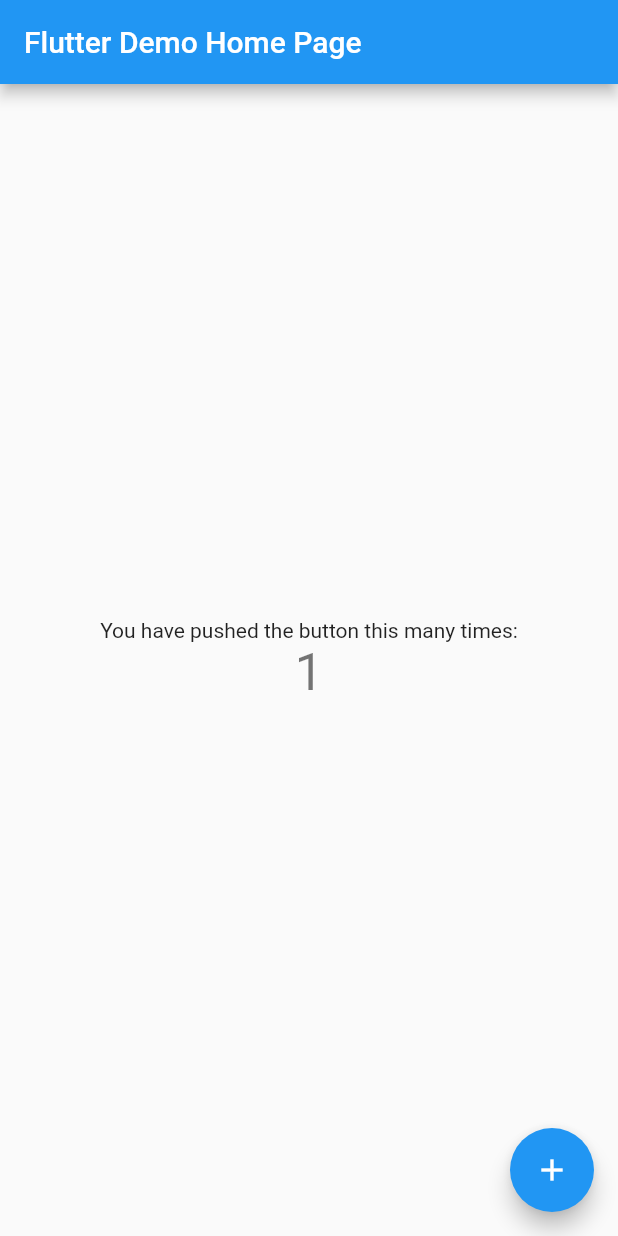
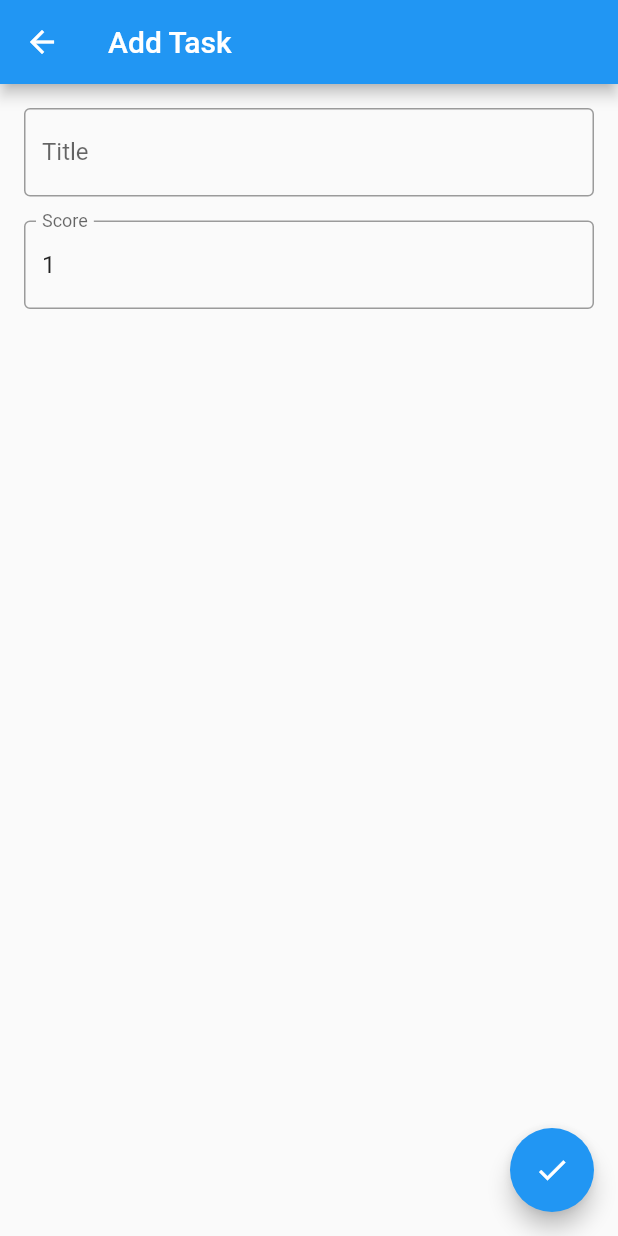
Before and after one commit to jimmy0251/score-more-flutter-multiplatform, a Flutter app: the screen it shows after launch, after a tap on the "add" icon, on a phone screen of 412 x 824 dp. Run offline on Flutter 3.47's test engine with Material 2 defaults, Android fonts, the phone set to English and light mode, and no system bars; missing offline and left inert: dart:ffi.

Commit message:
Add task details in list and allow setting score

```diff
--- /dev/null
+++ b/lib/data/task.dart
@@ -0,0 +1,9 @@
+class Task {
+  final String id;
+  final String title;
+  final int score;
+  final bool isComplete;
+
+  Task(this.id, this.title, this.score, this.isComplete);
+
+}
--- /dev/null
+++ b/lib/data/task_repository.dart
@@ -0,0 +1,52 @@
+
+import 'dart:ffi';
+
+import 'package:score_more/data/task.dart';
+
+class TaskRepository {
+  static final TaskRepository INSTANCE = TaskRepository();
+
+  List<Task> tasks = [];
+
+  Future<List<Task>> getTasks() {
+    return Future.value(tasks);
+  }
+
+  Future<bool> addTask(Task task) {
+    tasks.insert(0, task);
+    sortTasks();
+    return Future.value(true);
+  }
+
+  Future<bool> removeTask(Task task) {
+    tasks.remove(task);
+    sortTasks();
+    return Future.value(true);
+  }
+
+  Future<bool> updateTask(Task task) {
+    final index = tasks.indexWhere((element) => element.id == task.id);
+    if(index != -1) {
+      tasks[index] = task;
+    }
+    sortTasks();
+    return Future.value(true);
+  }
+
+  void sortTasks() {
+    tasks.sort((a, b) {
+      if(a.isComplete == b.isComplete) {
+        return 0;
+      }
+
+      if(a.isComplete) {
+        return 1;
+      }
+      if(b.isComplete) {
+        return -1;
+      }
+     return 0;
+    });
+  }
+
+}
--- a/lib/main.dart
+++ b/lib/main.dart
@@ -1,4 +1,5 @@
 import 'package:flutter/material.dart';
+import 'package:score_more/ui/task_list_page.dart';
 
 void main() {
   runApp(const MyApp());
@@ -13,103 +14,9 @@
     return MaterialApp(
       title: 'Flutter Demo',
       theme: ThemeData(
-        // This is the theme of your application.
-        //
-        // Try running your application with "flutter run". You'll see the
-        // application has a blue toolbar. Then, without quitting the app, try
-        // changing the primarySwatch below to Colors.green and then invoke
-        // "hot reload" (press "r" in the console where you ran "flutter run",
-        // or simply save your changes to "hot reload" in a Flutter IDE).
-        // Notice that the counter didn't reset back to zero; the application
-        // is not restarted.
         primarySwatch: Colors.blue,
       ),
-      home: const MyHomePage(title: 'Flutter Demo Home Page'),
+      home: TaskListPage(),
     );
   }
 }
-
-class MyHomePage extends StatefulWidget {
-  const MyHomePage({Key? key, required this.title}) : super(key: key);
-
-  // This widget is the home page of your application. It is stateful, meaning
-  // that it has a State object (defined below) that contains fields that affect
-  // how it looks.
-
-  // This class is the configuration for the state. It holds the values (in this
-  // case the title) provided by the parent (in this case the App widget) and
-  // used by the build method of the State. Fields in a Widget subclass are
-  // always marked "final".
-
-  final String title;
-
-  @override
-  State<MyHomePage> createState() => _MyHomePageState();
-}
-
-class _MyHomePageState extends State<MyHomePage> {
-  int _counter = 0;
-
-  void _incrementCounter() {
-    setState(() {
-      // This call to setState tells the Flutter framework that something has
-      // changed in this State, which causes it to rerun the build method below
-      // so that the display can reflect the updated values. If we changed
-      // _counter without calling setState(), then the build method would not be
-      // called again, and so nothing would appear to happen.
-      _counter++;
-    });
-  }
-
-  @override
-  Widget build(BuildContext context) {
-    // This method is rerun every time setState is called, for instance as done
-    // by the _incrementCounter method above.
-    //
-    // The Flutter framework has been optimized to make rerunning build methods
-    // fast, so that you can just rebuild anything that needs updating rather
-    // than having to individually change instances of widgets.
-    return Scaffold(
-      appBar: AppBar(
-        // Here we take the value from the MyHomePage object that was created by
-        // the App.build method, and use it to set our appbar title.
-        title: Text(widget.title),
-      ),
-      body: Center(
-        // Center is a layout widget. It takes a single child and positions it
-        // in the middle of the parent.
-        child: Column(
-          // Column is also a layout widget. It takes a list of children and
-          // arranges them vertically. By default, it sizes itself to fit its
-          // children horizontally, and tries to be as tall as its parent.
-          //
-          // Invoke "debug painting" (press "p" in the console, choose the
-          // "Toggle Debug Paint" action from the Flutter Inspector in Android
-          // Studio, or the "Toggle Debug Paint" command in Visual Studio Code)
-          // to see the wireframe for each widget.
-          //
-          // Column has various properties to control how it sizes itself and
-          // how it positions its children. Here we use mainAxisAlignment to
-          // center the children vertically; the main axis here is the vertical
-          // axis because Columns are vertical (the cross axis would be
-          // horizontal).
-          mainAxisAlignment: MainAxisAlignment.center,
-          children: <Widget>[
-            const Text(
-              'You have pushed the button this many times:',
-            ),
-            Text(
-              '$_counter',
-              style: Theme.of(context).textTheme.headline4,
-            ),
-          ],
-        ),
-      ),
-      floatingActionButton: FloatingActionButton(
-        onPressed: _incrementCounter,
-        tooltip: 'Increment',
-        child: const Icon(Icons.add),
-      ), // This trailing comma makes auto-formatting nicer for build methods.
-    );
-  }
-}
--- /dev/null
+++ b/lib/ui/add_task_page.dart
@@ -0,0 +1,80 @@
+import 'package:flutter/material.dart';
+import 'package:flutter/services.dart';
+import 'package:score_more/data/task.dart';
+import 'package:score_more/data/task_repository.dart';
+import 'package:uuid/uuid.dart';
+
+class AddTaskPage extends StatefulWidget {
+  @override
+  State<AddTaskPage> createState() => _AddTaskState();
+}
+
+class _AddTaskState extends State<AddTaskPage> {
+  final titleController = TextEditingController();
+  final scoreController = TextEditingController(text: "1");
+
+  Uuid uuid = const Uuid();
+
+  @override
+  void initState() {
+    super.initState();
+  }
+
+  void addTask() async {
+    final success = await TaskRepository.INSTANCE.addTask(Task(
+        uuid.v4(),
+        titleController.text,
+        num.tryParse(scoreController.text)?.toInt() ?? 1,
+        false));
+    setState(() {
+      if (success) {
+        Navigator.pop(context);
+      }
+    });
+  }
+
+  @override
+  Widget build(BuildContext context) {
+    return Scaffold(
+      appBar: AppBar(
+        title: Text("Add Task"),
+      ),
+      body: Container(
+        padding: EdgeInsets.all(16),
+        child: Column(
+          children: [
+            TextField(
+              controller: titleController,
+              decoration: InputDecoration(
+                labelText: "Title",
+                border: OutlineInputBorder(),
+                hintText: 'Enter todo item',
+              ),
+            ),
+            Padding(
+              padding: const EdgeInsets.only(top: 16),
+              child: TextFormField(
+                  controller: scoreController,
+                  keyboardType: TextInputType.number,
+                  inputFormatters: <TextInputFormatter>[
+                    FilteringTextInputFormatter.allow(RegExp(r'[0-9]')),
+                  ],
+                  decoration: const InputDecoration(
+                    border: OutlineInputBorder(),
+                    labelText: "Score",
+                    hintText: "Score",
+                  )),
+            )
+          ],
+        ),
+      ),
+      floatingActionButton: FloatingActionButton(
+        onPressed: () {
+          addTask();
+        },
+        tooltip: 'Add',
+        child: const Icon(Icons.check),
+      ), // This trailing comma makes auto-formatting nicer for build methods.
+    );
+  }
+}
--- /dev/null
+++ b/lib/ui/task_list_page.dart
@@ -0,0 +1,83 @@
+import 'package:flutter/material.dart';
+import 'package:score_more/data/task.dart';
+import 'package:score_more/data/task_repository.dart';
+import 'package:score_more/ui/add_task_page.dart';
+
+class TaskListPage extends StatefulWidget {
+  @override
+  State<TaskListPage> createState() => _TaskListState();
+}
+
+class _TaskListState extends State<TaskListPage> {
+  List<Task> tasks = [];
+
+  @override
+  void initState() {
+    super.initState();
+    refreshTasks();
+  }
+
+  void refreshTasks() async {
+    final tasks = await TaskRepository.INSTANCE.getTasks();
+    setState(() {
+      this.tasks = tasks;
+    });
+  }
+
+  void updateTask(Task task) async {
+    final success = await TaskRepository.INSTANCE.updateTask(task);
+    setState(() {
+      if (success) {
+        refreshTasks();
+      }
+    });
+  }
+
+  @override
+  Widget build(BuildContext context) {
+    return Scaffold(
+      appBar: AppBar(
+        title: Text("Tasks"),
+      ),
+      body: Center(
+        child: ListView.builder(
+            padding: const EdgeInsets.all(8),
+            itemCount: tasks.length,
+            itemBuilder: (BuildContext context, int index) {
+              final task = tasks[index];
+              return Container(
+                padding: const EdgeInsets.all(12),
+                child: Row(
+                  children: [
+                    Checkbox(
+                        value: task.isComplete,
+                        onChanged: (value) {
+                          final updated = Task(
+                              task.id, task.title, task.score, value ?? false);
+                          updateTask(updated);
+                        }),
+                    Text(task.title,
+                        style: TextStyle(
+                            decoration: task.isComplete
+                                ? TextDecoration.lineThrough
+                                : TextDecoration.none)),
+                    const Spacer(),
+                    Text(task.score.toString())
+                  ],
+                ),
+              );
+            }),
+      ),
+      floatingActionButton: FloatingActionButton(
+        onPressed: () {
+          Navigator.push(
+            context,
+            MaterialPageRoute(builder: (context) => AddTaskPage()),
+          ).then((value) => {refreshTasks()});
+        },
+        tooltip: 'Add',
+        child: const Icon(Icons.add),
+      ), // This trailing comma makes auto-formatting nicer for build methods.
+    );
+  }
+}
--- a/pubspec.yaml
+++ b/pubspec.yaml
@@ -34,6 +34,7 @@
   # The following adds the Cupertino Icons font to your application.
   # Use with the CupertinoIcons class for iOS style icons.
   cupertino_icons: ^1.0.2
+  uuid: 3.0.6
 
 dev_dependencies:
   flutter_test:
```
Also changed, not shown: pubspec.lock.
